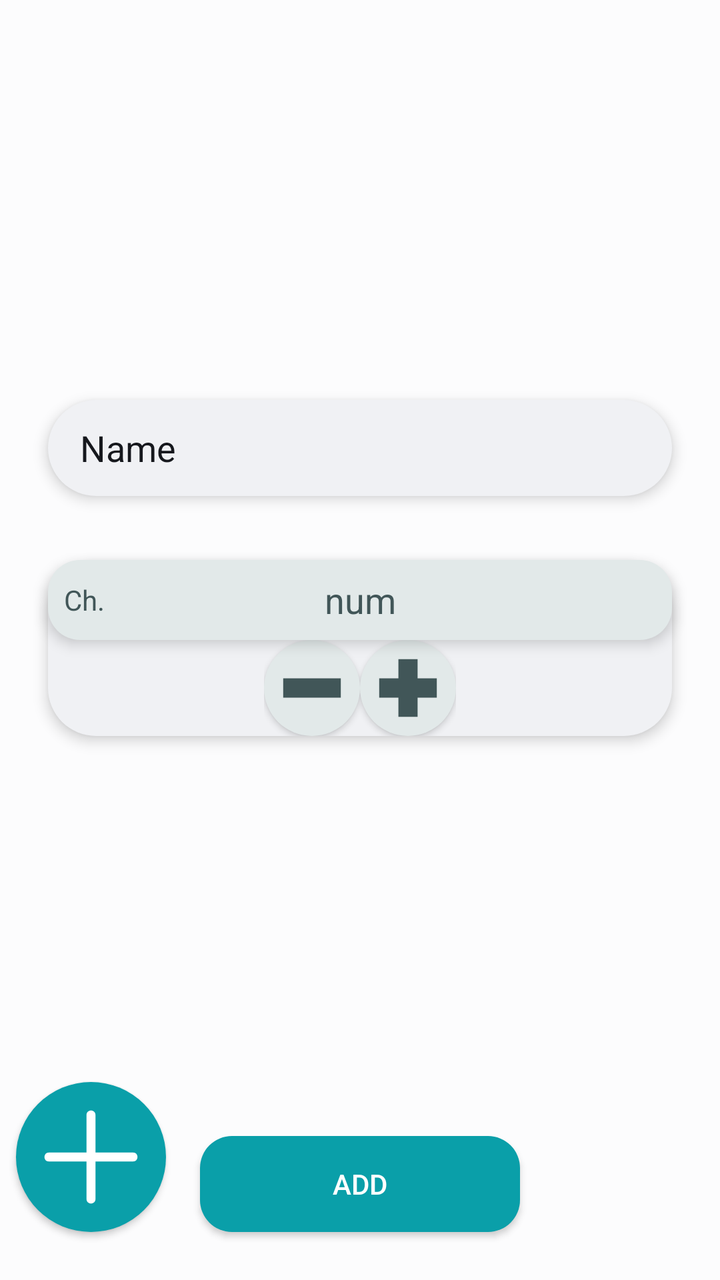
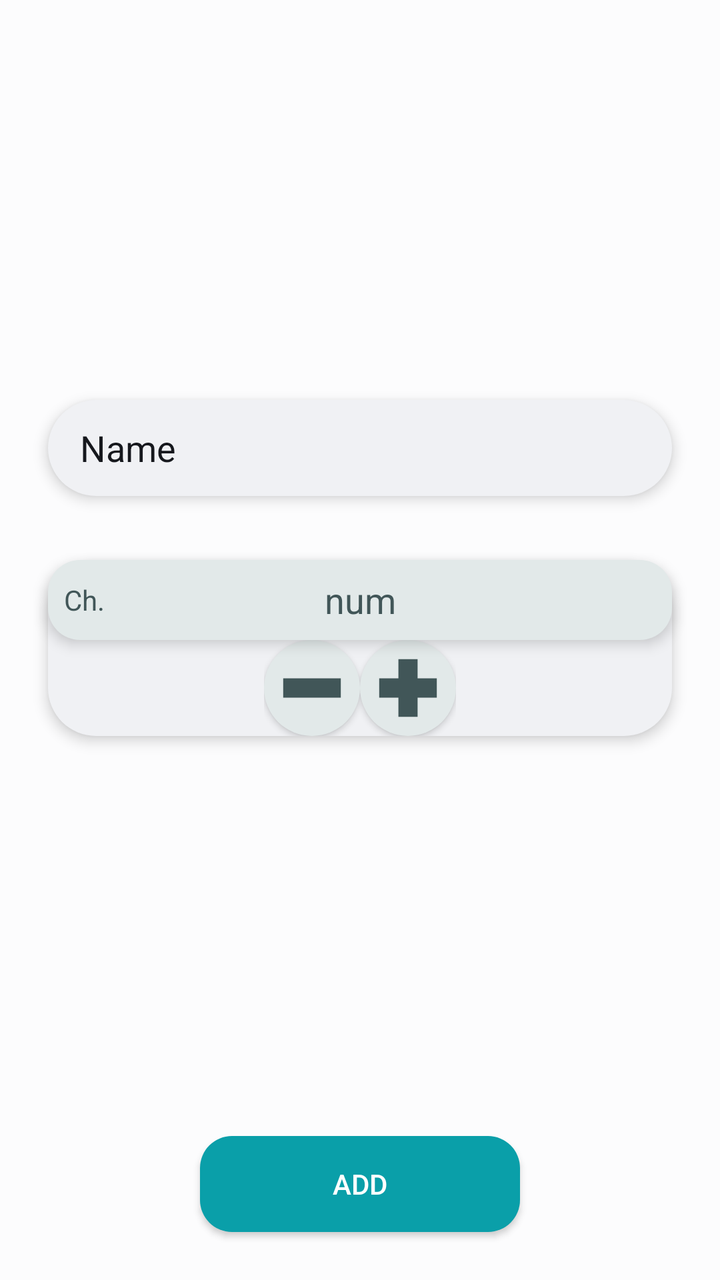

The first picture is an Android layout as it rendered before a commit; the second is the same layout after the commit. The layout source and the unified diff follow.
<!-- AndroidManifest.xml: application theme Theme.MangaCheck -->
<!-- res/layout/add_comics_layout.xml -->
<?xml version="1.0" encoding="utf-8"?>
<androidx.constraintlayout.widget.ConstraintLayout xmlns:android="http://schemas.android.com/apk/res/android"
    xmlns:app="http://schemas.android.com/apk/res-auto"
    xmlns:tools="http://schemas.android.com/tools"
    android:layout_width="match_parent"
    android:layout_height="match_parent"
    android:background="@color/Natural_99"
    android:clipChildren="false"
    android:clipToPadding="false"
    android:fitsSystemWindows="true"
    tools:context=".MainActivity">

    <LinearLayout
        android:layout_width="match_parent"
        android:layout_height="wrap_content"
        android:clipChildren="false"
        android:clipToPadding="false"
        android:orientation="vertical"
        android:padding="24dp"
        app:layout_constraintBottom_toTopOf="@+id/submit_button"
        app:layout_constraintEnd_toEndOf="parent"
        app:layout_constraintStart_toStartOf="parent"
        app:layout_constraintTop_toTopOf="parent">

        <EditText
            android:id="@+id/comic_name"
            android:layout_width="match_parent"
            android:layout_height="@dimen/form_button_H"
            android:layout_marginBottom="32dp"
            android:autofillHints="MangaName"
            android:background="@drawable/text_input"
            android:elevation="4dp"
            android:hint="@string/add_comic_ch_name"
            android:inputType="text"
            android:paddingStart="16dp"
            android:paddingEnd="0dp"
            android:textColor="?colorOnSurface"
            android:textColorHint="?colorOnSurface" />

        <include
            android:id="@+id/chapter_selector"
            layout="@layout/chapter_selector" />


    </LinearLayout>

    <Button
        android:id="@+id/submit_button"
        android:layout_width="@dimen/form_button_W"
        android:layout_height="@dimen/form_button_H"
        android:layout_marginBottom="@dimen/form_button_end_margin"
        android:background="@drawable/submit_button"
        android:elevation="8dp"
        android:text="@string/add_comic_submit"
        app:layout_constraintBottom_toBottomOf="parent"
        app:layout_constraintEnd_toEndOf="parent"
        app:layout_constraintStart_toStartOf="parent" />

    <Button
        android:id="@+id/add_button"
        android:layout_width="75dp"
        android:layout_height="75dp"
        android:layout_marginStart="8dp"
        android:layout_marginBottom="@dimen/form_button_end_margin"
        android:background="@drawable/add_button"
        android:elevation="8dp"
        app:layout_constraintBottom_toBottomOf="parent"
        app:layout_constraintStart_toStartOf="parent" />

</androidx.constraintlayout.widget.ConstraintLayout>
<!-- res/layout/chapter_selector.xml (included above) -->
<?xml version="1.0" encoding="utf-8"?>
<LinearLayout xmlns:android="http://schemas.android.com/apk/res/android"
    android:orientation="vertical"
    android:layout_width="match_parent"
    android:layout_height="wrap_content"
    android:background="@drawable/basic_surface"
    android:elevation="4dp">

    <include
        android:id="@+id/chapter_input"
        layout="@layout/chapter_number_input" />

    <include
        android:id="@+id/chapter_buttons"
        layout="@layout/dec_inc_buttons" />

</LinearLayout>
<!-- res/layout/chapter_number_input.xml (included above) -->
<?xml version="1.0" encoding="utf-8"?>
<FrameLayout xmlns:android="http://schemas.android.com/apk/res/android"
    android:id="@+id/chapter_number"
    android:layout_width="match_parent"
    android:layout_height="@dimen/form_input_H"
    android:layout_marginHorizontal="@dimen/card_margin"
    android:layout_marginVertical="@dimen/card_margin"
    android:autofillHints="chapter"
    android:background="@drawable/basic_surface_variant"
    android:elevation="4dp">

    <TextView
        android:layout_width="wrap_content"
        android:layout_height="wrap_content"
        android:layout_gravity="center_vertical"
        android:paddingStart="8sp"
        android:paddingEnd="0dp"
        android:text="@string/chapter_abbreviations"
        android:textColor="?colorOnSurfaceVariant" />

    <EditText
        android:id="@+id/chapter_input"
        android:layout_width="match_parent"
        android:layout_height="wrap_content"
        android:layout_gravity="center"
        android:layout_marginHorizontal="@dimen/card_margin"
        android:autofillHints="chapter_number"
        android:background="#00000000"
        android:hint="@string/chapter_abbreviation_number"
        android:inputType="number"
        android:textAlignment="center"
        android:textColor="?colorOnSurfaceVariant"
        android:textColorHint="?colorOnSurfaceVariant" />
</FrameLayout>
<!-- res/layout/dec_inc_buttons.xml (included above) -->
<?xml version="1.0" encoding="utf-8"?>
<LinearLayout xmlns:android="http://schemas.android.com/apk/res/android"
    android:layout_width="wrap_content"
    android:layout_height="wrap_content"
    android:layout_gravity="center_horizontal"
    android:layout_marginBottom="@dimen/card_margin"
    android:orientation="horizontal">

    <Button
        android:id="@+id/dec_button"
        android:layout_width="@dimen/card_icon_button"
        android:layout_height="@dimen/card_icon_button"
        android:layout_gravity="start"
        android:layout_marginEnd="@dimen/dec_inc_distance"
        android:background="@drawable/minus_button"
        android:elevation="8dp" />

    <Button
        android:id="@+id/inc_button"
        android:layout_width="@dimen/card_icon_button"
        android:layout_height="@dimen/card_icon_button"
        android:layout_gravity="end"
        android:layout_marginStart="@dimen/dec_inc_distance"
        android:background="@drawable/plus_button"
        android:elevation="8dp" />

</LinearLayout>
<!-- resources referenced by this layout -->
<resources>
  <color name="Natural_99">#FCFCFD</color>
  <dimen name="card_icon_button">48dp</dimen>
  <dimen name="form_button_H">48dp</dimen>
  <dimen name="form_button_W">160dp</dimen>
  <dimen name="form_button_end_margin">24dp</dimen>
  <dimen name="form_input_H">40dp</dimen>
  <!-- drawable add_button (drawable) -->
  <layer-list xmlns:android="http://schemas.android.com/apk/res/android">
      <item>
          <shape android:shape="oval">
              <solid android:color="?colorSecondary" />
          </shape>
      </item>
  
      <item>
          <vector
              android:width="10dp"
              android:height="10dp"
              android:autoMirrored="true"
              android:tint="?colorOnSecondary"
              android:viewportWidth="100"
              android:viewportHeight="100">
              <path
                  android:fillColor="@android:color/white"
                  android:pathData="M 47 47 v -25 c 0 -4 6 -4 6 0 v 25 h 25 c 4 0 4 6 0 6 h -25 v 25 c 0 4 -6 4 -6 0 v -25 h -25 c -4 0 -4 -6 0 -6 Z" />
          </vector>
      </item>
  </layer-list>
  <!-- drawable basic_surface (drawable) -->
  <?xml version="1.0" encoding="utf-8"?>
  <shape xmlns:android="http://schemas.android.com/apk/res/android"
      android:shape="rectangle">
      <solid android:color="?colorSurface" />
      <corners android:radius="@dimen/card_corner_radius" />
  </shape>
  <!-- drawable basic_surface_variant (drawable) -->
  <?xml version="1.0" encoding="utf-8"?>
  <shape xmlns:android="http://schemas.android.com/apk/res/android"
      android:shape="rectangle">
      <solid android:color="?colorSurfaceVariant" />
      <corners android:radius="@dimen/form_button_corner_radius" />
  </shape>
  <!-- drawable submit_button (drawable) -->
  <?xml version="1.0" encoding="utf-8"?>
  <shape xmlns:android="http://schemas.android.com/apk/res/android"
      android:shape="rectangle">
      <solid android:color="@color/secondary_35" />
      <corners android:radius="@dimen/form_button_corner_radius" />
  </shape>
  <!-- drawable text_input (drawable) -->
  <?xml version="1.0" encoding="utf-8"?>
  <shape xmlns:android="http://schemas.android.com/apk/res/android"
      android:shape="rectangle">
      <solid android:color="?colorSurface"/>
      <corners android:radius="100dp"/>
  </shape>
  <string name="add_comic_ch_name">Name</string>
  <string name="add_comic_submit">Add</string>
  <string name="chapter_abbreviation_number">num</string>
  <string name="chapter_abbreviations">Ch.</string>
  <dimen name="card_corner_radius">24dp</dimen>
  <dimen name="form_button_corner_radius">16dp</dimen>
  <color name="secondary_35">#0A9FA9</color>
  <color name="primary_35">#1038A2</color>
  <color name="primary_80">#A3B9F5</color>
  <color name="white">#FFFFFFFF</color>
  <color name="primary_20">#0A205C</color>
  <color name="secondary_80">#9FF4F9</color>
  <color name="secondary_20">#065B60</color>
  <color name="tertiary_35">#3D4C76</color>
  <color name="tertiary_80">#BCC4DC</color>
  <color name="tertiary_20">#232B43</color>
  <color name="error_35">#B22200</color>
  <color name="error_80">#FFAC99</color>
  <color name="error_20">#661300</color>
  <color name="Natural_80">#C4C9D4</color>
  <color name="Natural_10">#16181D</color>
  <color name="Natural_95">#F0F1F4</color>
  <color name="Natural_20">#2B303B</color>
  <color name="VNatural_90">#E2E9E9</color>
  <color name="VNatural_30">#415658</color>
  <color name="VNatural_50">#6C9093</color>
  <color name="VNatural_80">#C4D3D4</color>
  <style name="mySpinnerItemSelectedStyle" parent="@android:style/Widget.Holo.TextView.SpinnerItem">
          <item name="android:textColor">@color/black</item>
      </style>
  <color name="black">#FF000000</color>
  <!-- unchanged entries left out for length: 3 -->
</resources>

<!-- the commit's change to res/layout/add_comics_layout.xml (unified diff, before → after) -->
@@ -54,17 +54,6 @@
         android:text="@string/add_comic_submit"
         app:layout_constraintBottom_toBottomOf="parent"
         app:layout_constraintEnd_toEndOf="parent"
-        app:layout_constraintStart_toStartOf="parent" />
-
-    <Button
-        android:id="@+id/add_button"
-        android:layout_width="75dp"
-        android:layout_height="75dp"
-        android:layout_marginStart="8dp"
-        android:layout_marginBottom="@dimen/form_button_end_margin"
-        android:background="@drawable/add_button"
-        android:elevation="8dp"
-        app:layout_constraintBottom_toBottomOf="parent"
         app:layout_constraintStart_toStartOf="parent" />
 
 </androidx.constraintlayout.widget.ConstraintLayout>
<!-- resource entries referenced after the edit -->
@@ -6,28 +6,6 @@
   <dimen name="form_button_W">160dp</dimen>
   <dimen name="form_button_end_margin">24dp</dimen>
   <dimen name="form_input_H">40dp</dimen>
-  <!-- drawable add_button (drawable) -->
-  <layer-list xmlns:android="http://schemas.android.com/apk/res/android">
-      <item>
-          <shape android:shape="oval">
-              <solid android:color="?colorSecondary" />
-          </shape>
-      </item>
-  
-      <item>
-          <vector
-              android:width="10dp"
-              android:height="10dp"
-              android:autoMirrored="true"
-              android:tint="?colorOnSecondary"
-              android:viewportWidth="100"
-              android:viewportHeight="100">
-              <path
-                  android:fillColor="@android:color/white"
-                  android:pathData="M 47 47 v -25 c 0 -4 6 -4 6 0 v 25 h 25 c 4 0 4 6 0 6 h -25 v 25 c 0 4 -6 4 -6 0 v -25 h -25 c -4 0 -4 -6 0 -6 Z" />
-          </vector>
-      </item>
-  </layer-list>
   <!-- drawable basic_surface (drawable) -->
   <?xml version="1.0" encoding="utf-8"?>
   <shape xmlns:android="http://schemas.android.com/apk/res/android"
